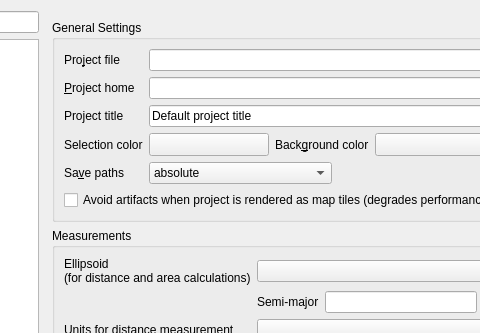
Above: src/ui/qgsprojectpropertiesbase.ui from qgis/QGIS before the change; both pictures show x 122 to 602 and y 0 to 333 of the 857 by 730 pixel window. Below: the same form after it.
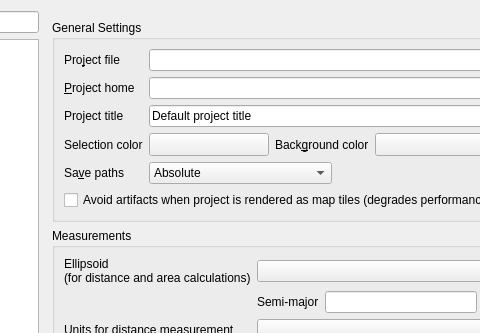
That is the form after the change. Icons and pictures are not drawn. Custom widgets are drawn as their Qt base class.

What changed in the file:
```diff
--- a/src/ui/qgsprojectpropertiesbase.ui
+++ b/src/ui/qgsprojectpropertiesbase.ui
@@ -455,7 +455,7 @@
                    <widget class="QComboBox" name="cbxAbsolutePath">
                     <item>
                      <property name="text">
-                      <string>absolute</string>
+                      <string>Absolute</string>
                      </property>
                     </item>
                     <item>
```
Left out of the diff: 2 changed lines with no effect on the pictures.
